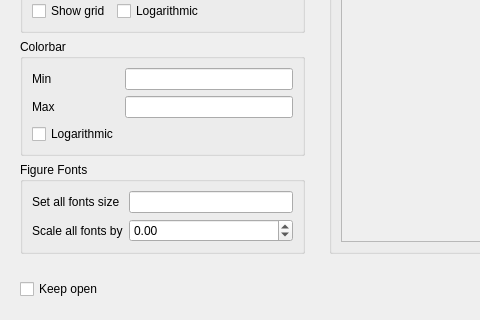
The window that src/mslice/plotting/plot_window/plot_options.ui (mantidproject/mslice) describes before a commit, drawn with Qt 5; both pictures show x 0 to 480 and y 352 to 672 of the 710 by 672 pixel window.
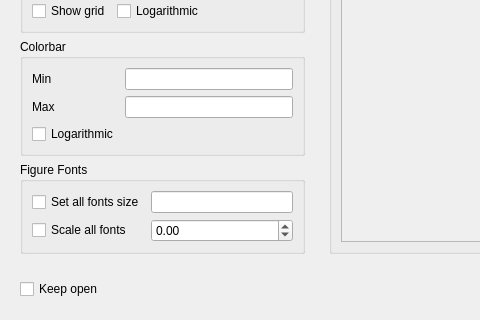
The same window after the commit.

Commit message: Added all missing functunality and corrected bugs

```diff
--- a/src/mslice/plotting/plot_window/plot_options.ui
+++ b/src/mslice/plotting/plot_window/plot_options.ui
@@ -238,7 +238,7 @@
         </property>
         <layout class="QGridLayout" name="gridLayout">
          <item row="0" column="0">
-          <widget class="QLabel" name="label_8">
+          <widget class="QCheckBox" name="chkAllFntSz">
            <property name="text">
             <string>Set all fonts size</string>
            </property>
@@ -255,9 +255,9 @@
           </widget>
          </item>
          <item row="1" column="0">
-          <widget class="QLabel" name="label_9">
+          <widget class="QCheckBox" name="chkSclAllFntSz">
            <property name="text">
-            <string>Scale all fonts by</string>
+            <string>Scale all fonts</string>
            </property>
           </widget>
          </item>
```
Left out of the diff: 4 changed lines with no effect on the pictures. The commit also changes 2 other files.
